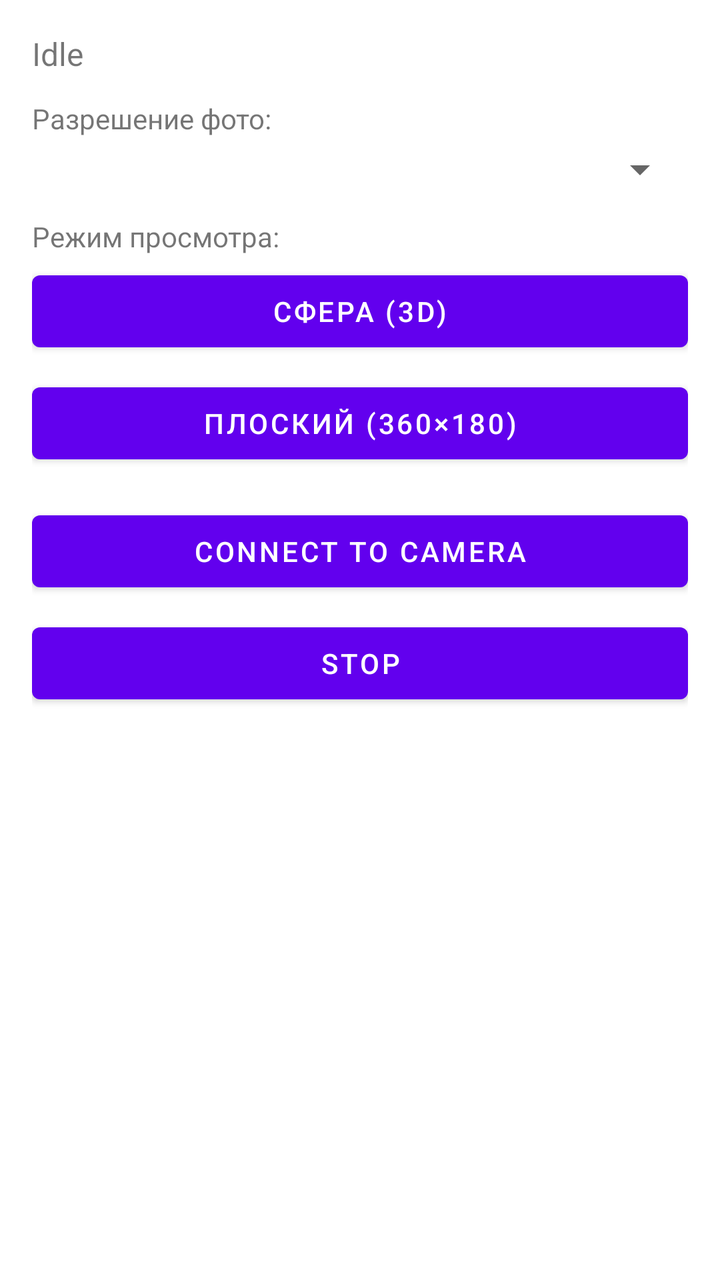
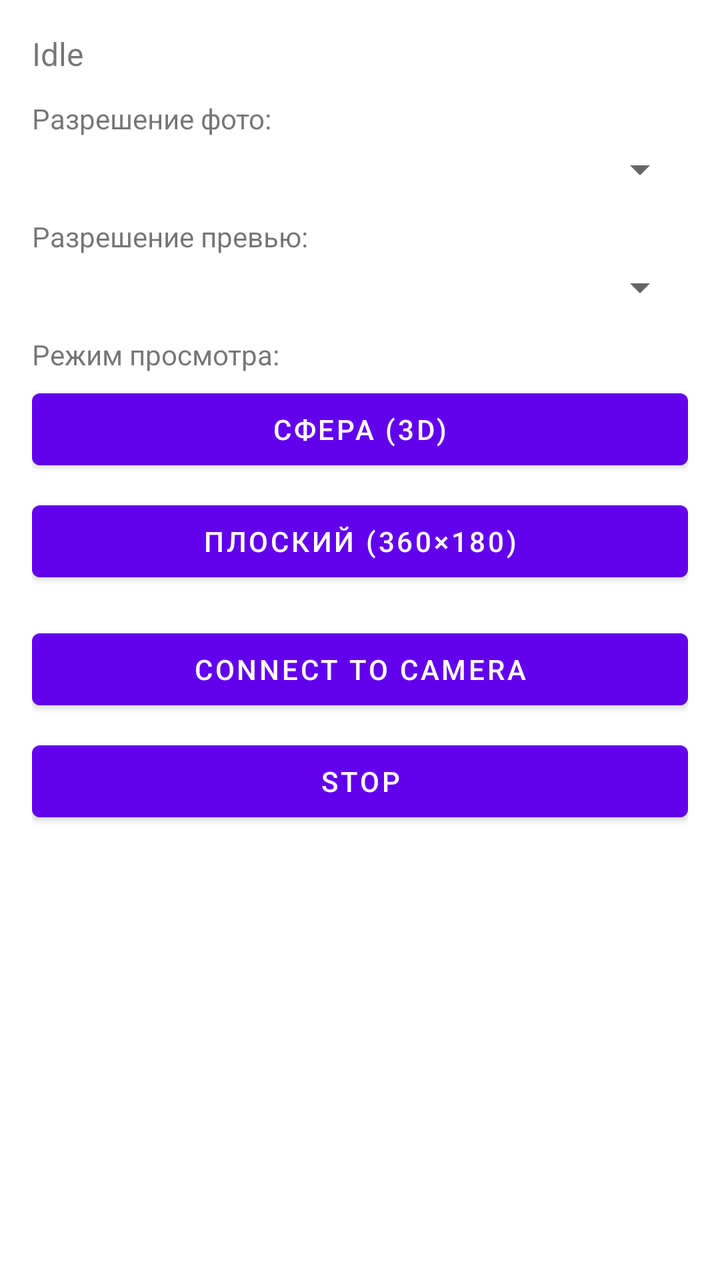

The first picture is an Android layout as it rendered before a commit; the second is the same layout after the commit. The layout source and the unified diff follow.
<!-- AndroidManifest.xml: application theme Theme.Live360Viewer -->
<!-- res/layout/activity_main.xml -->
<?xml version="1.0" encoding="utf-8"?>
<androidx.constraintlayout.widget.ConstraintLayout
    xmlns:android="http://schemas.android.com/apk/res/android"
    xmlns:app="http://schemas.android.com/apk/res-auto"
    android:layout_width="match_parent"
    android:layout_height="match_parent"
    android:padding="16dp">

    <TextView
        android:id="@+id/tvStatus"
        android:layout_width="0dp"
        android:layout_height="wrap_content"
        android:text="@string/status_idle"
        android:textSize="16sp"
        app:layout_constraintTop_toTopOf="parent"
        app:layout_constraintStart_toStartOf="parent"
        app:layout_constraintEnd_toEndOf="parent"/>

    <TextView
        android:id="@+id/tvPhotoResLabel"
        android:layout_width="0dp"
        android:layout_height="wrap_content"
        android:layout_marginTop="12dp"
        android:text="Разрешение фото:"
        android:textSize="14sp"
        app:layout_constraintTop_toBottomOf="@id/tvStatus"
        app:layout_constraintStart_toStartOf="parent"
        app:layout_constraintEnd_toEndOf="parent"/>

    <Spinner
        android:id="@+id/spPhotoRes"
        android:layout_width="0dp"
        android:layout_height="wrap_content"
        android:layout_marginTop="4dp"
        app:layout_constraintTop_toBottomOf="@id/tvPhotoResLabel"
        app:layout_constraintStart_toStartOf="parent"
        app:layout_constraintEnd_toEndOf="parent"/>

    
    <TextView
        android:id="@+id/tvViewModeLabel"
        android:layout_width="0dp"
        android:layout_height="wrap_content"
        android:layout_marginTop="12dp"
        android:text="Режим просмотра:"
        android:textSize="14sp"
        app:layout_constraintTop_toBottomOf="@id/spPhotoRes"
        app:layout_constraintStart_toStartOf="parent"
        app:layout_constraintEnd_toEndOf="parent"/>

    <Button
        android:id="@+id/btnStartSphere"
        android:layout_width="0dp"
        android:layout_height="wrap_content"
        android:layout_marginTop="4dp"
        android:text="Сфера (3D)"
        app:layout_constraintTop_toBottomOf="@id/tvViewModeLabel"
        app:layout_constraintStart_toStartOf="parent"
        app:layout_constraintEnd_toEndOf="parent"/>

    <Button
        android:id="@+id/btnStartFlat"
        android:layout_width="0dp"
        android:layout_height="wrap_content"
        android:layout_marginTop="8dp"
        android:text="Плоский (360×180)"
        app:layout_constraintTop_toBottomOf="@id/btnStartSphere"
        app:layout_constraintStart_toStartOf="parent"
        app:layout_constraintEnd_toEndOf="parent"/>

    <Button
        android:id="@+id/btnConnect"
        android:layout_width="0dp"
        android:layout_height="wrap_content"
        android:text="@string/btn_connect"
        android:layout_marginTop="16dp"
        app:layout_constraintTop_toBottomOf="@id/btnStartFlat"
        app:layout_constraintStart_toStartOf="parent"
        app:layout_constraintEnd_toEndOf="parent"/>

    <Button
        android:id="@+id/btnStop"
        android:layout_width="0dp"
        android:layout_height="wrap_content"
        android:text="@string/btn_stop"
        android:layout_marginTop="8dp"
        app:layout_constraintTop_toBottomOf="@id/btnConnect"
        app:layout_constraintStart_toStartOf="parent"
        app:layout_constraintEnd_toEndOf="parent"/>

    <ScrollView
        android:id="@+id/scrollLog"
        android:layout_width="0dp"
        android:layout_height="0dp"
        android:layout_marginTop="12dp"
        app:layout_constraintTop_toBottomOf="@id/btnStop"
        app:layout_constraintBottom_toBottomOf="parent"
        app:layout_constraintStart_toStartOf="parent"
        app:layout_constraintEnd_toEndOf="parent">

        <TextView
            android:id="@+id/tvLog"
            android:layout_width="match_parent"
            android:layout_height="wrap_content"
            android:fontFamily="monospace"
            android:textSize="11sp"/>
    </ScrollView>

</androidx.constraintlayout.widget.ConstraintLayout>
<!-- resources referenced by this layout -->
<resources>
  <string name="btn_connect">Connect to camera</string>
  <string name="btn_stop">Stop</string>
  <string name="status_idle">Idle</string>
  <style name="Theme.Live360Viewer" parent="Theme.MaterialComponents.DayNight.NoActionBar">
          <item name="colorPrimary">@color/purple_500</item>
          <item name="colorPrimaryVariant">@color/purple_700</item>
          <item name="colorOnPrimary">@color/white</item>
          <item name="colorSecondary">@color/teal_200</item>
          <item name="colorSecondaryVariant">@color/teal_700</item>
          <item name="colorOnSecondary">@color/black</item>
          <item name="android:statusBarColor" tools:targetApi="l">?attr/colorPrimaryVariant</item>
      </style>
  <color name="purple_500">#FF6200EE</color>
  <color name="purple_700">#FF3700B3</color>
  <color name="white">#FFFFFFFF</color>
  <color name="teal_200">#FF03DAC5</color>
  <color name="teal_700">#FF018786</color>
  <color name="black">#FF000000</color>
</resources>

<!-- the commit's change to res/layout/activity_main.xml (unified diff, before → after) -->
@@ -38,13 +38,35 @@
 
     
     <TextView
+        android:id="@+id/tvVideoResLabel"
+        android:layout_width="0dp"
+        android:layout_height="wrap_content"
+        android:layout_marginTop="12dp"
+        android:text="Разрешение превью:"
+        android:textSize="14sp"
+        app:layout_constraintTop_toBottomOf="@id/spPhotoRes"
+        app:layout_constraintStart_toStartOf="parent"
+        app:layout_constraintEnd_toEndOf="parent"/>
+
+    <Spinner
+        android:id="@+id/spVideoRes"
+        android:layout_width="0dp"
+        android:layout_height="wrap_content"
+        android:layout_marginTop="4dp"
+        app:layout_constraintTop_toBottomOf="@id/tvVideoResLabel"
+        app:layout_constraintStart_toStartOf="parent"
+        app:layout_constraintEnd_toEndOf="parent"/>
+    
+
+    
+    <TextView
         android:id="@+id/tvViewModeLabel"
         android:layout_width="0dp"
         android:layout_height="wrap_content"
         android:layout_marginTop="12dp"
         android:text="Режим просмотра:"
         android:textSize="14sp"
-        app:layout_constraintTop_toBottomOf="@id/spPhotoRes"
+        app:layout_constraintTop_toBottomOf="@id/spVideoRes"
         app:layout_constraintStart_toStartOf="parent"
         app:layout_constraintEnd_toEndOf="parent"/>
 
